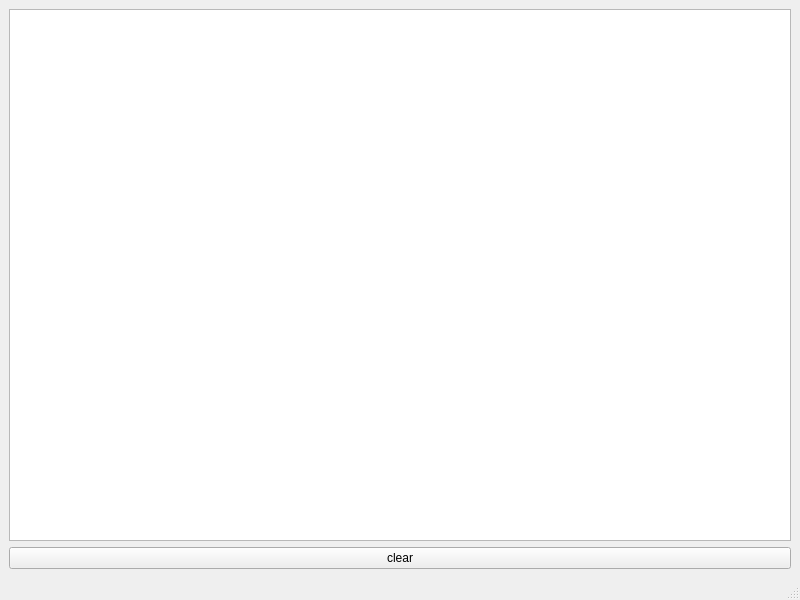
Above: webSocketServer/mainwindow.ui from DEVILcong/Qt before the change. Below: the same form after it.
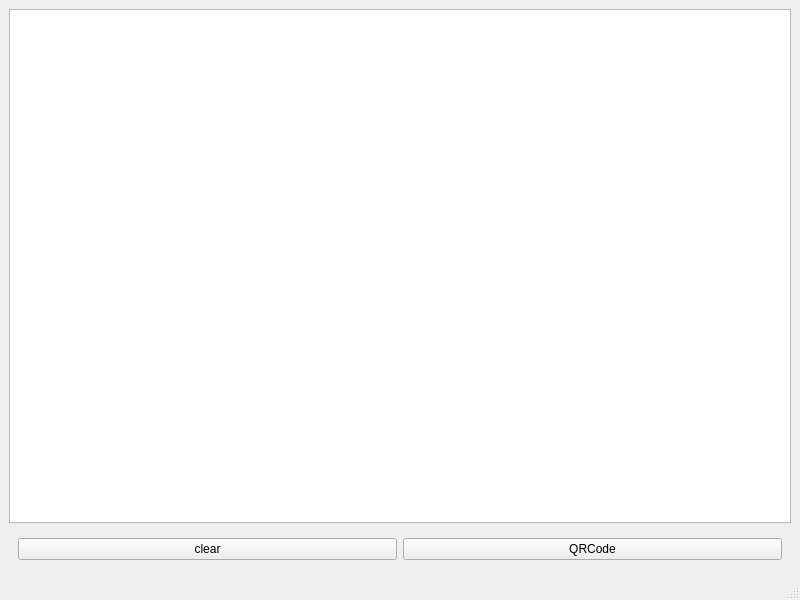
That is the form after the change.

Patch:
```diff
--- a/webSocketServer/mainwindow.ui
+++ b/webSocketServer/mainwindow.ui
@@ -19,10 +19,23 @@
      <widget class="QTextBrowser" name="textBrowser"/>
     </item>
     <item>
+     <widget class="QWidget" name="widget" native="true">
+      <layout class="QHBoxLayout" name="horizontalLayout">
+       <item>
      <widget class="QPushButton" name="pushButton">
       <property name="text">
        <string>clear</string>
       </property>
+        </widget>
+       </item>
+       <item>
+        <widget class="QPushButton" name="pushButton_2">
+         <property name="text">
+          <string>QRCode</string>
+         </property>
+        </widget>
+       </item>
+      </layout>
      </widget>
     </item>
    </layout>
```
Lines whose indentation alone changed are shown as unchanged.
